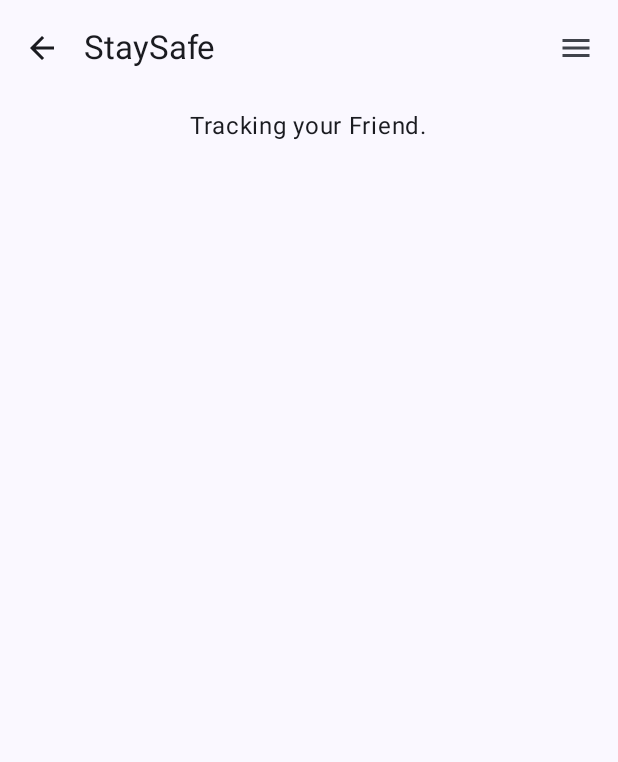
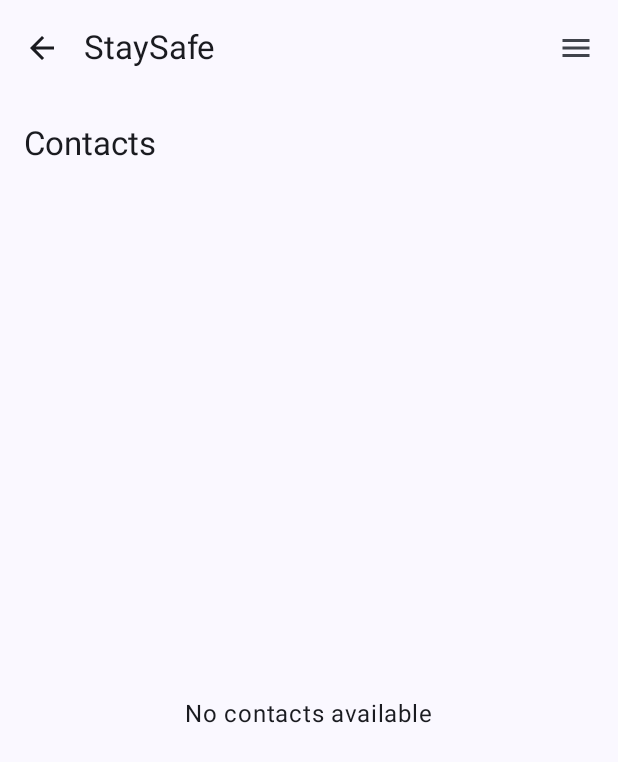
Before and after one commit to mzuzewicz/StaySafe, an Android app built with Jetpack Compose: the TrackFriendScreen screen opened through its navigation route, on a phone screen of 412 x 824 dp. Shown: the top 762 px of the screen. Run offline under Robolectric (Android 15) with nearby library versions, the phone set to English and light mode, and no system bars; our stand-ins replace Room's generated code, livedata-compose.

Commit message:
contacts page

```diff
--- a/app/src/main/java/com/example/staysafe/MainActivity.kt
+++ b/app/src/main/java/com/example/staysafe/MainActivity.kt
@@ -108,12 +108,11 @@ fun MyApp() {
     ) {
         composable("HomeScreen") { AppDrawerLayout(navController) { HomeScreen(navController) } }
         composable("StartJourneyScreen") { AppDrawerLayout(navController) { StartJourneyScreen(navController, viewModel = journeyViewModel) } }
-        composable("TrackFriendScreen") { AppDrawerLayout(navController) { TrackFriendScreen(navController) } }
         composable("TrackingScreen") { AppDrawerLayout(navController) { TrackingScreen(journeyViewModel) {} } }
         composable("TrackingScreen") {AppDrawerLayout(navController) {TrackingScreen(journeyViewModel) {navController.navigateUp()}}}
         composable("JourneyCompleteScreen") { AppDrawerLayout(navController) { JourneyCompleteScreen(navController) } }
         composable("AccountScreen") { AppDrawerLayout(navController) { AccountScreen(navController, userViewModel) } }
-        composable("TrackFriendScreen") { AppDrawerLayout(navController) { TrackFriendScreen(navController) } }
+        composable("TrackFriendScreen") { AppDrawerLayout(navController) { TrackFriendScreen(navController, userViewModel) } }
 
     }
 }
--- a/app/src/main/java/com/example/staysafe/TrackFriendScreen.kt
+++ b/app/src/main/java/com/example/staysafe/TrackFriendScreen.kt
@@ -1,44 +1,105 @@
 package com.example.staysafe
 
+import androidx.compose.foundation.clickable
 import androidx.compose.foundation.layout.Arrangement
+import androidx.compose.foundation.layout.Box
 import androidx.compose.foundation.layout.Column
+import androidx.compose.foundation.layout.PaddingValues
 import androidx.compose.foundation.layout.Row
+import androidx.compose.foundation.layout.Spacer
+import androidx.compose.foundation.layout.fillMaxSize
 import androidx.compose.foundation.layout.fillMaxWidth
 import androidx.compose.foundation.layout.padding
+import androidx.compose.foundation.layout.size
+import androidx.compose.foundation.layout.width
+import androidx.compose.foundation.lazy.LazyColumn
+import androidx.compose.foundation.lazy.items
 import androidx.compose.foundation.rememberScrollState
+import androidx.compose.foundation.shape.RoundedCornerShape
 import androidx.compose.foundation.verticalScroll
+import androidx.compose.material.icons.Icons
+import androidx.compose.material.icons.filled.Person
+import androidx.compose.material3.Card
+import androidx.compose.material3.CardDefaults
+import androidx.compose.material3.ExperimentalMaterial3Api
+import androidx.compose.material3.Icon
 import androidx.compose.material3.Scaffold
 import androidx.compose.material3.Text
+import androidx.compose.material3.TopAppBar
 import androidx.compose.runtime.Composable
+import androidx.compose.runtime.collectAsState
+import androidx.compose.runtime.getValue
+import androidx.compose.runtime.livedata.observeAsState
 import androidx.compose.ui.Alignment
 import androidx.compose.ui.Modifier
+import androidx.compose.ui.graphics.Color
+import androidx.compose.ui.text.font.FontWeight
+import androidx.compose.ui.tooling.preview.Preview
 import androidx.compose.ui.unit.dp
+import androidx.compose.ui.unit.sp
 import androidx.navigation.NavController
+import com.example.staysafe.accounts.data.db.User
+import com.example.staysafe.accounts.ui.viewmodel.UserViewModel
 
+@OptIn(ExperimentalMaterial3Api::class)
 @Composable
-fun TrackFriendScreen(navController: NavController) {
+fun TrackFriendScreen(navController: NavController, viewModel: UserViewModel) {
 
-    Scaffold() { innerPadding ->
-        Column(
-            modifier = Modifier
-                .fillMaxWidth()
-                .padding(innerPadding)
-                .verticalScroll(rememberScrollState()),
-            horizontalAlignment = Alignment.CenterHorizontally,
-            verticalArrangement = Arrangement.Top,
-        ) {
-            Text(
-                modifier = Modifier.padding(8.dp),
-                text =
-                """
-                    Tracking your Friend.
+    val user by viewModel.user.observeAsState()
+    val contacts by viewModel.contacts.collectAsState()
 
-                """.trimIndent(),
-
-                )
-            Row {
-
+    Scaffold(
+        topBar = {
+            TopAppBar(title = { Text("Contacts") })
+        }
+    ) { paddingValues ->
+        if (contacts.isEmpty()) {
+            Box(
+                modifier = Modifier
+                    .fillMaxSize()
+                    .padding(paddingValues),
+                contentAlignment = Alignment.Center
+            ) {
+                Text(text = "No contacts available")
+            }
+        } else {
+            LazyColumn(
+                modifier = Modifier
+                    .fillMaxSize()
+                    .padding(paddingValues),
+                contentPadding = PaddingValues(16.dp)
+            ) {
+                items(items = contacts, key = { it.id }) { contact ->  // Pass correct type
+                    ContactItem(contact)
+                }
             }
         }
     }
 }
+@Composable
+fun ContactItem(contact: User) {
+    Card(
+        modifier = Modifier
+            .fillMaxWidth()
+            .padding(vertical = 8.dp)
+            .clickable { /* Handle click event */ },
+        elevation = CardDefaults.elevatedCardElevation(defaultElevation = 4.dp),
+        shape = RoundedCornerShape(8.dp)
+    ) {
+        Row(
+            modifier = Modifier.padding(16.dp),
+            verticalAlignment = Alignment.CenterVertically
+        ) {
+            Icon(
+                imageVector = Icons.Default.Person,
+                contentDescription = "Contact Icon",
+                modifier = Modifier.size(40.dp)
+            )
+            Spacer(modifier = Modifier.width(16.dp))
+            Column {
+                Text(text = contact.name, fontWeight = FontWeight.Bold)
+                Text(text = contact.phoneNumber, color = Color.Gray)
+            }
+        }
+    }
+}
--- a/app/src/main/java/com/example/staysafe/accounts/data/db/UserDAO.kt
+++ b/app/src/main/java/com/example/staysafe/accounts/data/db/UserDAO.kt
@@ -30,34 +30,31 @@ interface UserDAO {
     @Insert
     suspend fun insertUser(user: User)
 
+    @Insert
+    suspend fun insertUserById(user: User): Long
+
     @Delete
     suspend fun deleteUser(user: User)
 
 
-    //CONTACT ACTIONS
-    @Query("Select * FROM users WHERE id IN (SELECT contactId FROM contacts WHERE userId = :userId)")
-    suspend fun getContactsForUser(userId: Int): List<User>
-
-    @Query("SELECT * FROM users WHERE id IN(SELECT contactId FROM contacts)")
-    suspend fun getAllContacts(): List<User>
 
     @Insert
     suspend fun insertUserContact(contact: UserContact)
+
+    @Update
+    suspend fun updateContact(contact: UserContact)
 
     @Delete
     suspend fun deleteUserContact(contact: UserContact)
 
 
-    //EMERGENCY CONTACT ACTIONS
-    @Query("SELECT * FROM users WHERE id IN (SELECT emergencyContactId FROM emergency_contacts WHERE userId = :userId)")
-    suspend fun getEmergencyContactsForUser(userId: Int): List<User>
-
-    @Query("SELECT * FROM users WHERE id IN (SELECT emergencyContactId FROM emergency_contacts)")
-    suspend fun getAllEmergencyContacts(): List<User>
 
     @Insert
     suspend fun insertEmergencyContact(emergencyContact: EmergencyContact)
 
+    @Update
+    suspend fun updateEmergencyContact(emergencyContact: EmergencyContact)
+
     @Delete
-    suspend fun deleteUserEmergencyContact(contact: UserContact)
+    suspend fun deleteUserEmergencyContact(emergencyContact: EmergencyContact)
 }
--- a/app/src/main/java/com/example/staysafe/accounts/data/db/UserDatabase.kt
+++ b/app/src/main/java/com/example/staysafe/accounts/data/db/UserDatabase.kt
@@ -6,7 +6,7 @@ import androidx.room.Room
 import androidx.room.Room.databaseBuilder
 import androidx.room.RoomDatabase
 
-@Database(entities = [User::class, UserContact::class, EmergencyContact::class], version = 1)
+@Database(entities = [User::class, UserContact::class, EmergencyContact::class], version = 2)
 abstract class UserDatabase : RoomDatabase() {
 
     abstract fun userDao(): UserDAO
@@ -22,6 +22,7 @@ abstract class UserDatabase : RoomDatabase() {
                     UserDatabase::class.java,
                     "user_database"
                 )
+                    .fallbackToDestructiveMigration()
                     .build()
                 INSTANCE = instance
                 instance
--- a/app/src/main/java/com/example/staysafe/accounts/ui/view/AccountScreen.kt
+++ b/app/src/main/java/com/example/staysafe/accounts/ui/view/AccountScreen.kt
@@ -38,7 +38,6 @@ fun AccountScreen(navController: NavController, viewModel: UserViewModel) {
     val contacts = remember { mutableStateListOf<User>() }
     val emergencyContacts = remember { mutableStateListOf<User>() }
 
-    viewModel.insertDummyData()
 
     Column(modifier = Modifier.padding(16.dp)) {
         Text("User Profile", style = MaterialTheme.typography.headlineMedium)
--- a/app/src/main/java/com/example/staysafe/accounts/ui/viewmodel/UserViewModel.kt
+++ b/app/src/main/java/com/example/staysafe/accounts/ui/viewmodel/UserViewModel.kt
@@ -2,6 +2,7 @@ package com.example.staysafe.accounts.ui.viewmodel
 
 
 import android.app.Application
+import android.util.Log
 import androidx.lifecycle.LiveData
 import androidx.lifecycle.ViewModel
 import androidx.lifecycle.ViewModelProvider
@@ -10,10 +11,18 @@ import com.example.staysafe.accounts.data.db.User
 import com.example.staysafe.accounts.data.repository.UserRepository
 import kotlinx.coroutines.launch
 import androidx.lifecycle.AndroidViewModel
+import kotlinx.coroutines.flow.MutableStateFlow
+import kotlinx.coroutines.flow.StateFlow
+import kotlinx.coroutines.flow.asStateFlow
 
 
 class UserViewModel(application: Application, private val repository: UserRepository) : AndroidViewModel(application) {
     val user: LiveData<User?> = repository.user
+    private val _contacts = MutableStateFlow<List<User>>(emptyList())
+    val contacts: StateFlow<List<User>> = _contacts.asStateFlow()
+
+    init {
+    }
 
     fun addOrUpdateUser(user: User) {
         viewModelScope.launch {
@@ -27,17 +36,6 @@ class UserViewModel(application: Application, private val repository: UserReposi
         }
     }
 
-    fun insertDummyData() {
-        viewModelScope.launch {
-            repository.insertDummyData()
-        }
-    }
-
-    fun insertUserWithContacts(user: User, contacts: List<User>, emergencyContacts: List<User>) {
-        viewModelScope.launch {
-            repository.insertUserWithContacts(user, contacts, emergencyContacts)
-        }
-    }
 
     companion object{
         class UserViewModelFactory(
```
Also changed, not shown: app/src/main/java/com/example/staysafe/accounts/data/db/User.kt (+5 -5 lines), app/src/main/java/com/example/staysafe/accounts/data/repository/UserRepository.kt (+32 -34 lines).
